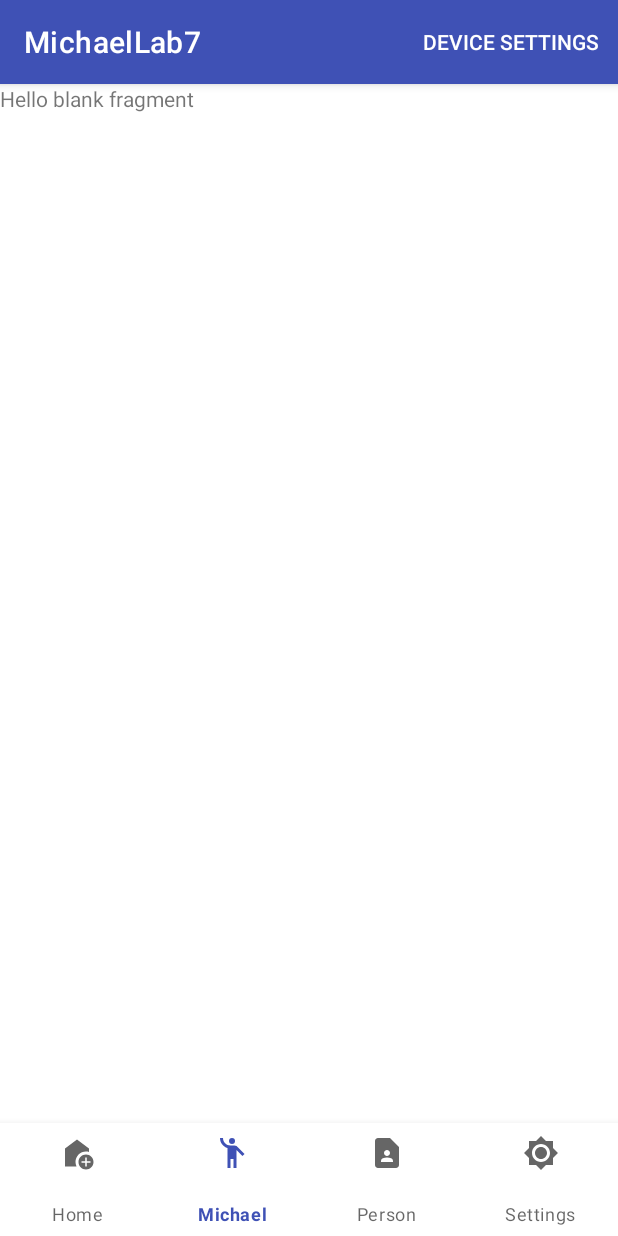
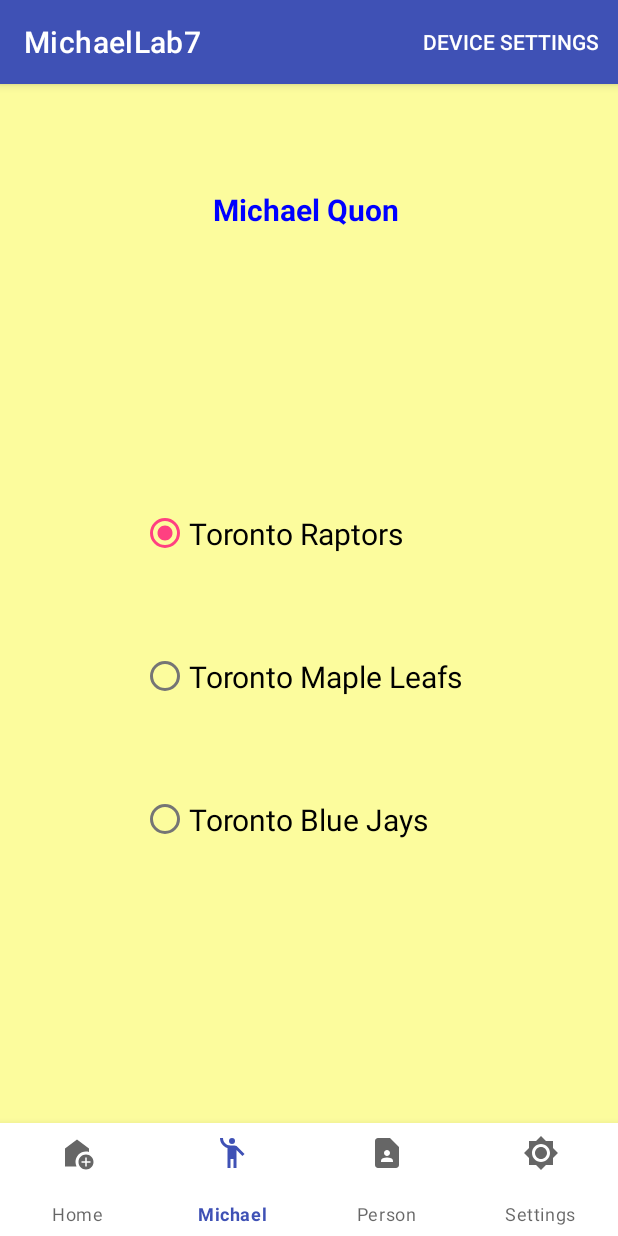
Before and after one commit to Michael-Quon/Android-Studio-Lab-7, an Android app: the screen it shows after launch (QuonActivity), item 2 of the bottom bar chosen, on a phone screen of 412 x 824 dp. Run offline under Robolectric (Android 15) with nearby library versions, the phone set to English and light mode, and no system bars.

Commit message:
Created the Michael fragment, added my name, and the radio group of the three buttons to have one selected by default and only one being selectable at a time. And an AlertDialog pops up with a picture and the label that is not dismissible without clicking "OK"

```diff
--- a/MichaelModule7/src/main/java/michael/quon/n01565129/MichaelFragment.java
+++ b/MichaelModule7/src/main/java/michael/quon/n01565129/MichaelFragment.java
@@ -1,6 +1,8 @@
 // Michael Quon N01565129
 package michael.quon.n01565129;
 
+import android.app.AlertDialog;
+import android.content.DialogInterface;
 import android.os.Bundle;
 
 import androidx.fragment.app.Fragment;
@@ -8,6 +10,8 @@ import androidx.fragment.app.Fragment;
 import android.view.LayoutInflater;
 import android.view.View;
 import android.view.ViewGroup;
+import android.widget.RadioButton;
+import android.widget.RadioGroup;
 
 
 public class MichaelFragment extends Fragment {
@@ -16,17 +20,40 @@ public class MichaelFragment extends Fragment {
         // Required empty public constructor
     }
 
-
-    @Override
-    public void onCreate(Bundle savedInstanceState) {
-        super.onCreate(savedInstanceState);
-
-    }
-
     @Override
     public View onCreateView(LayoutInflater inflater, ViewGroup container,
                              Bundle savedInstanceState) {
-        // Inflate the layout for this fragment
-        return inflater.inflate(R.layout.fragment_michael, container, false);
+
+        View view = inflater.inflate(R.layout.fragment_michael, container, false);
+
+        RadioGroup radioGroup = view.findViewById(R.id.MicRadioGroup);
+
+        RadioButton radioButton1 = view.findViewById(R.id.MicRadioButton1);
+        radioButton1.setChecked(true);
+
+        radioGroup.setOnCheckedChangeListener(new RadioGroup.OnCheckedChangeListener() {
+            @Override
+            public void onCheckedChanged(RadioGroup group, int checkedId) {
+                RadioButton selectedRadioButton = view.findViewById(checkedId);
+                displayAlertDialog(selectedRadioButton.getText().toString());
+            }
+        });
+        return view;
     }
+
+    private void displayAlertDialog(String radioButtonText) {
+        AlertDialog.Builder builder = new AlertDialog.Builder(getActivity());
+        builder.setIcon(R.drawable.cn_tower);
+        builder.setTitle(getString(R.string.name));
+        builder.setMessage(radioButtonText);
+        builder.setPositiveButton(getString(R.string.ok), new DialogInterface.OnClickListener() {
+            @Override
+            public void onClick(DialogInterface dialog, int which) {
+                dialog.dismiss();
+            }
+        });
+        builder.setCancelable(false);
+        builder.show();
+    }
+
 }
--- a/MichaelModule7/src/main/res/layout/fragment_michael.xml
+++ b/MichaelModule7/src/main/res/layout/fragment_michael.xml
@@ -1,14 +1,61 @@
 <?xml version="1.0" encoding="utf-8"?>
-<FrameLayout xmlns:android="http://schemas.android.com/apk/res/android"
+<androidx.constraintlayout.widget.ConstraintLayout xmlns:android="http://schemas.android.com/apk/res/android"
+    xmlns:app="http://schemas.android.com/apk/res-auto"
     xmlns:tools="http://schemas.android.com/tools"
+    android:id="@+id/frameLayout"
     android:layout_width="match_parent"
     android:layout_height="match_parent"
+    android:background="@color/light_yellow"
     tools:context=".MichaelFragment">
 
-    <!-- TODO: Update blank fragment layout -->
     <TextView
-        android:layout_width="match_parent"
-        android:layout_height="match_parent"
-        android:text="@string/hello_blank_fragment" />
+        android:id="@+id/MicTextView"
+        android:layout_width="wrap_content"
+        android:layout_height="wrap_content"
+        android:layout_marginTop="70dp"
+        android:text="@string/name"
+        android:textAlignment="center"
+        android:textColor="@color/blue"
+        android:textSize="20sp"
+        android:textStyle="bold"
+        app:layout_constraintEnd_toEndOf="parent"
+        app:layout_constraintHorizontal_bias="0.5"
+        app:layout_constraintStart_toStartOf="parent"
+        app:layout_constraintTop_toTopOf="parent" />
 
-</FrameLayout>
+    <RadioGroup
+        android:id="@+id/MicRadioGroup"
+        android:layout_width="224dp"
+        android:layout_height="286dp"
+        app:layout_constraintBottom_toBottomOf="parent"
+        app:layout_constraintEnd_toEndOf="parent"
+        app:layout_constraintHorizontal_bias="0.5"
+        app:layout_constraintStart_toStartOf="parent"
+        app:layout_constraintTop_toBottomOf="@+id/MicTextView"
+        app:layout_constraintVertical_bias="0.5">
+
+        <RadioButton
+            android:id="@+id/MicRadioButton1"
+            android:layout_width="match_parent"
+            android:layout_height="wrap_content"
+            android:text="@string/toronto_raptors"
+            android:layout_weight="1"
+            android:textSize="20sp"/>
+
+        <RadioButton
+            android:id="@+id/MicRadioButton2"
+            android:layout_width="match_parent"
+            android:layout_height="wrap_content"
+            android:text="@string/toronto_maple_leafs"
+            android:layout_weight="1"
+            android:textSize="20sp"/>
+
+        <RadioButton
+            android:id="@+id/MicRadioButton3"
+            android:layout_width="match_parent"
+            android:layout_height="wrap_content"
+            android:text="@string/toronto_blue_jays"
+            android:layout_weight="1"
+            android:textSize="20sp"/>
+    </RadioGroup>
+</androidx.constraintlayout.widget.ConstraintLayout>
--- a/MichaelModule7/src/main/res/values/colors.xml
+++ b/MichaelModule7/src/main/res/values/colors.xml
@@ -6,4 +6,6 @@
     <color name="colorPrimaryDark">#303F9F</color>
     <color name="colorAccent">#FF4081</color>
     <color name="light_blue">#ACDEFE</color>
+    <color name="light_yellow">#FCFC9D</color>
+    <color name="blue">#0000FF</color>
 </resources>
--- a/MichaelModule7/src/main/res/values/strings.xml
+++ b/MichaelModule7/src/main/res/values/strings.xml
@@ -9,6 +9,10 @@
     <string name="michael" translatable="false">Michael</string>
     <string name="pokemon" translatable="false">Pokemon</string>
     <string name="name" translatable="false">"Michael Quon "</string>
+    <string name="toronto_raptors" translatable="false">Toronto Raptors</string>
+    <string name="toronto_maple_leafs" translatable="false">Toronto Maple Leafs</string>
+    <string name="toronto_blue_jays" translatable="false">Toronto Blue Jays</string>
+    <string name="ok" translatable="false">OK</string>
 
 
     <string-array name="provinces_territories">
```
Also changed, not shown: MichaelModule7/src/main/res/drawable/cn_tower.jpg (added).
